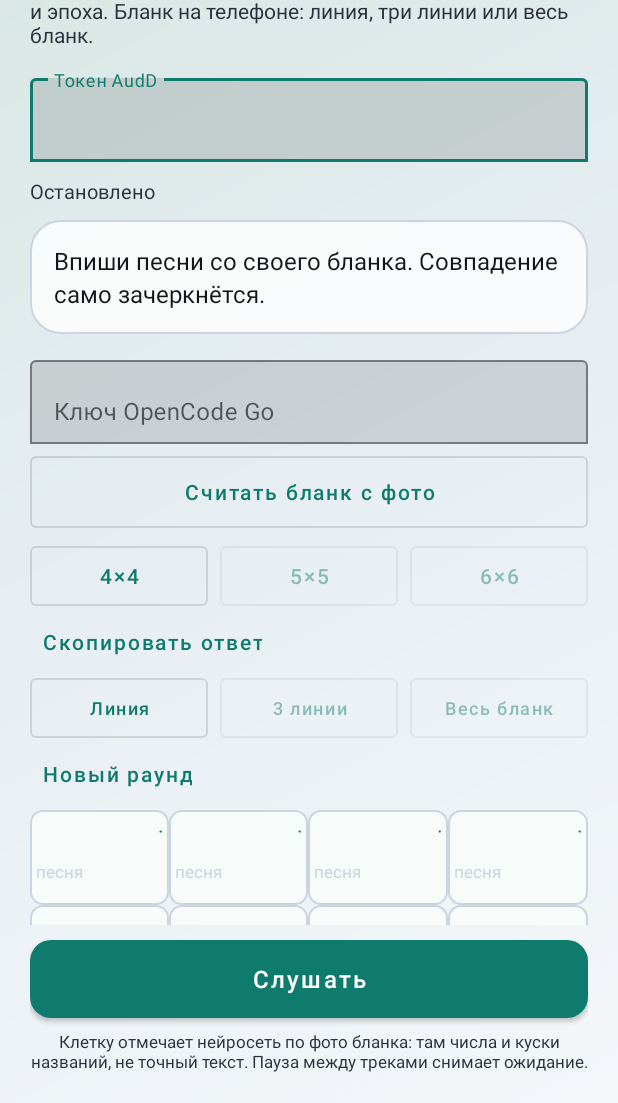
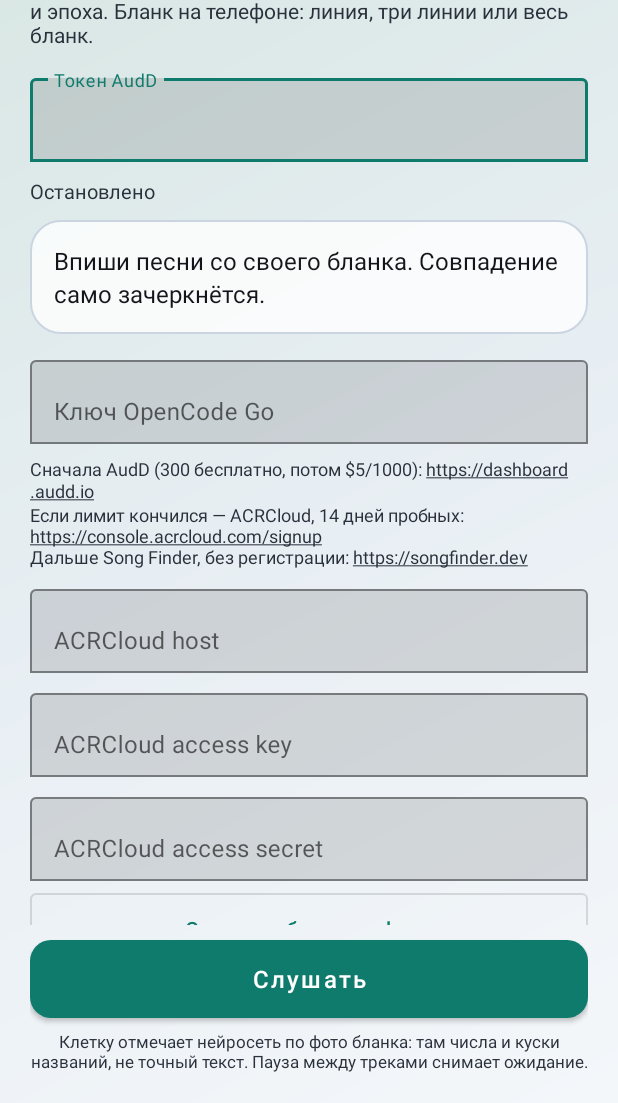
Before and after one commit to KainaSAr/GG, an Android app: the screen it shows after launch (MainActivity), on a phone screen of 412 x 824 dp, the part 133-1236 px from its top. Run offline under Robolectric (Android 15) with nearby library versions, the phone set to English and light mode, and no system bars.

Commit message:
Switch song recognition when a provider quota runs out
Try AudD first, then ACRCloud if its keys are saved, then Song Finder
with no account. A quota error disables that provider and the next
clip goes to the following one.

Co-authored-by: KainaSAr <KainaSAr@users.noreply.github.com>

```diff
--- a/MusicListen/app/src/main/java/com/musiclisten/app/AuddResponseParser.kt
+++ b/MusicListen/app/src/main/java/com/musiclisten/app/AuddResponseParser.kt
@@ -7,9 +7,13 @@ object AuddResponseParser {
         val root = JSONObject(raw)
         if (root.optString("status") != "success") {
             val error = root.optJSONObject("error")
+            val code = error?.optInt("error_code", -1) ?: -1
             val message = error?.optString("error_message")
                 ?.takeIf { it.isNotBlank() }
                 ?: root.toString()
+            if (code == 901 || code == 902 || code == 903) {
+                throw ProviderQuotaException("AudD", message)
+            }
             throw IllegalStateException(message)
         }
         if (root.isNull("result")) return null
--- a/MusicListen/app/src/main/java/com/musiclisten/app/TokenStore.kt
+++ b/MusicListen/app/src/main/java/com/musiclisten/app/TokenStore.kt
@@ -7,6 +7,9 @@ object TokenStore {
     private const val KEY = "audd_token"
     private const val GO_KEY = "opencode_go_key"
     private const val GO_SESSION = "opencode_go_session"
+    private const val ACR_HOST = "acr_host"
+    private const val ACR_KEY = "acr_key"
+    private const val ACR_SECRET = "acr_secret"
 
     fun get(context: Context): String {
         val saved = context.getSharedPreferences(PREFS, Context.MODE_PRIVATE)
@@ -18,10 +21,11 @@ object TokenStore {
     }
 
     fun set(context: Context, token: String) {
-        context.getSharedPreferences(PREFS, Context.MODE_PRIVATE)
-            .edit()
-            .putString(KEY, token.trim())
-            .apply()
+        val prefs = context.getSharedPreferences(PREFS, Context.MODE_PRIVATE)
+        val next = token.trim()
+        val previous = prefs.getString(KEY, "").orEmpty()
+        prefs.edit().putString(KEY, next).apply()
+        if (previous != next) ProviderState.clear(context, "AudD")
     }
 
     fun goKey(context: Context): String =
@@ -37,6 +41,29 @@ object TokenStore {
             .apply()
     }
 
+    fun acr(context: Context): AcrCredentials {
+        val prefs = context.getSharedPreferences(PREFS, Context.MODE_PRIVATE)
+        val host = prefs.getString(ACR_HOST, "").orEmpty().trim()
+            .ifBlank { "identify-eu-west-1.acrcloud.com" }
+        return AcrCredentials(
+            host = host,
+            accessKey = prefs.getString(ACR_KEY, "").orEmpty().trim(),
+            accessSecret = prefs.getString(ACR_SECRET, "").orEmpty().trim(),
+        )
+    }
+
+    fun setAcr(context: Context, host: String, accessKey: String, accessSecret: String) {
+        val prefs = context.getSharedPreferences(PREFS, Context.MODE_PRIVATE)
+        val nextKey = accessKey.trim()
+        val previous = prefs.getString(ACR_KEY, "").orEmpty()
+        prefs.edit()
+            .putString(ACR_HOST, host.trim())
+            .putString(ACR_KEY, nextKey)
+            .putString(ACR_SECRET, accessSecret.trim())
+            .apply()
+        if (previous != nextKey) ProviderState.clear(context, "ACRCloud")
+    }
+
     fun goSession(context: Context): String {
         val prefs = context.getSharedPreferences(PREFS, Context.MODE_PRIVATE)
         val existing = prefs.getString(GO_SESSION, "").orEmpty()
--- a/MusicListen/app/src/main/res/layout/activity_main.xml
+++ b/MusicListen/app/src/main/res/layout/activity_main.xml
@@ -100,6 +100,61 @@
 
                 <com.google.android.material.textfield.TextInputEditText
                     android:id="@+id/goKeyInput"
+                    android:layout_width="match_parent"
+                    android:layout_height="wrap_content"
+                    android:inputType="textPassword"
+                    android:maxLines="1" />
+            </com.google.android.material.textfield.TextInputLayout>
+
+            <TextView
+                android:id="@+id/providerLinks"
+                android:layout_width="match_parent"
+                android:layout_height="wrap_content"
+                android:layout_marginTop="8dp"
+                android:autoLink="web"
+                android:text="@string/provider_links"
+                android:textColor="@color/ink_soft"
+                android:textSize="12sp" />
+
+            <com.google.android.material.textfield.TextInputLayout
+                android:layout_width="match_parent"
+                android:layout_height="wrap_content"
+                android:layout_marginTop="8dp"
+                android:hint="@string/acr_host_hint"
+                app:boxBackgroundMode="outline">
+
+                <com.google.android.material.textfield.TextInputEditText
+                    android:id="@+id/acrHostInput"
+                    android:layout_width="match_parent"
+                    android:layout_height="wrap_content"
+                    android:inputType="textUri"
+                    android:maxLines="1" />
+            </com.google.android.material.textfield.TextInputLayout>
+
+            <com.google.android.material.textfield.TextInputLayout
+                android:layout_width="match_parent"
+                android:layout_height="wrap_content"
+                android:layout_marginTop="8dp"
+                android:hint="@string/acr_key_hint"
+                app:boxBackgroundMode="outline">
+
+                <com.google.android.material.textfield.TextInputEditText
+                    android:id="@+id/acrKeyInput"
+                    android:layout_width="match_parent"
+                    android:layout_height="wrap_content"
+                    android:inputType="textPassword"
+                    android:maxLines="1" />
+            </com.google.android.material.textfield.TextInputLayout>
+
+            <com.google.android.material.textfield.TextInputLayout
+                android:layout_width="match_parent"
+                android:layout_height="wrap_content"
+                android:layout_marginTop="8dp"
+                android:hint="@string/acr_secret_hint"
+                app:boxBackgroundMode="outline">
+
+                <com.google.android.material.textfield.TextInputEditText
+                    android:id="@+id/acrSecretInput"
                     android:layout_width="match_parent"
                     android:layout_height="wrap_content"
                     android:inputType="textPassword"
--- a/MusicListen/app/src/main/res/values/strings.xml
+++ b/MusicListen/app/src/main/res/values/strings.xml
@@ -8,6 +8,10 @@
     <string name="token_missing">Сначала вставь токен AudD (dashboard.audd.io)</string>
     <string name="token_hint">Токен AudD</string>
     <string name="go_key_hint">Ключ OpenCode Go</string>
+    <string name="acr_host_hint">ACRCloud host</string>
+    <string name="acr_key_hint">ACRCloud access key</string>
+    <string name="acr_secret_hint">ACRCloud access secret</string>
+    <string name="provider_links">Сначала AudD (300 бесплатно, потом $5/1000): https://dashboard.audd.io\nЕсли лимит кончился — ACRCloud, 14 дней пробных: https://console.acrcloud.com/signup\nДальше Song Finder, без регистрации: https://songfinder.dev</string>
     <string name="scan_card">Считать бланк с фото</string>
     <string name="scan_camera">Камера</string>
     <string name="scan_gallery">Галерея</string>
```
Also changed, not shown: MusicListen/app/src/main/java/com/musiclisten/app/AcrCloudClient.kt (added, +94 -0 lines), MusicListen/app/src/main/java/com/musiclisten/app/ListeningService.kt (+9 -3 lines), MusicListen/app/src/main/java/com/musiclisten/app/MainActivity.kt (+17 -4 lines), MusicListen/app/src/main/java/com/musiclisten/app/ProviderQuotaException.kt (added, +7 -0 lines), MusicListen/app/src/main/java/com/musiclisten/app/ProviderState.kt (added, +31 -0 lines), MusicListen/app/src/main/java/com/musiclisten/app/RecognitionChain.kt (added, +40 -0 lines), MusicListen/app/src/main/java/com/musiclisten/app/RecognitionFactory.kt (added, +30 -0 lines), MusicListen/app/src/main/java/com/musiclisten/app/SongFinderClient.kt (added, +69 -0 lines), 5 other files.
